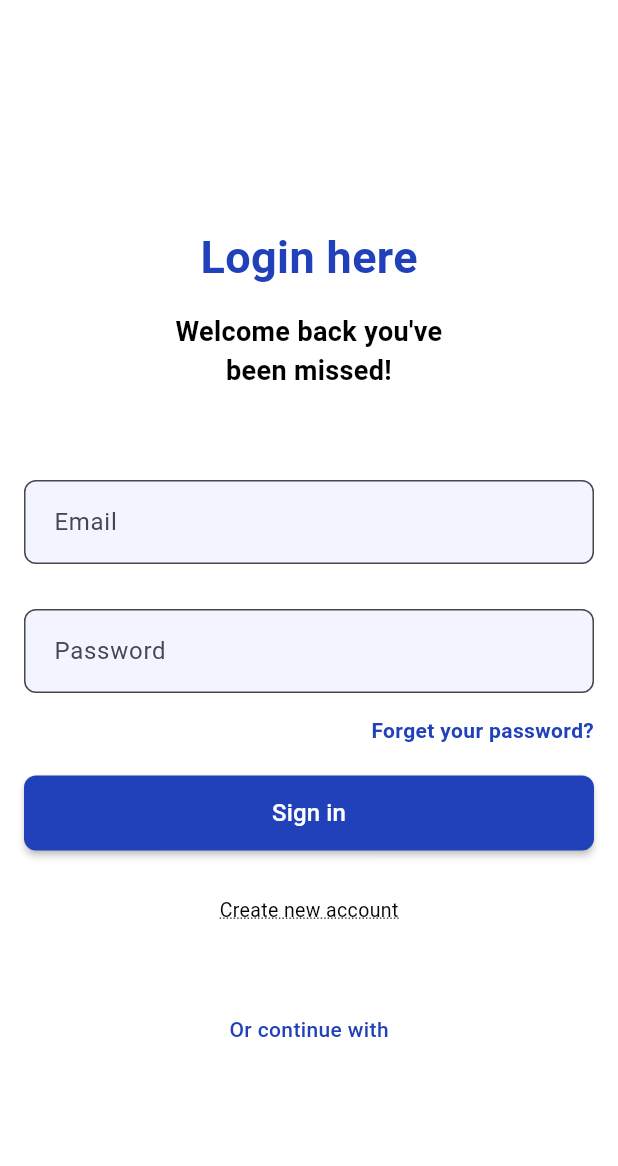
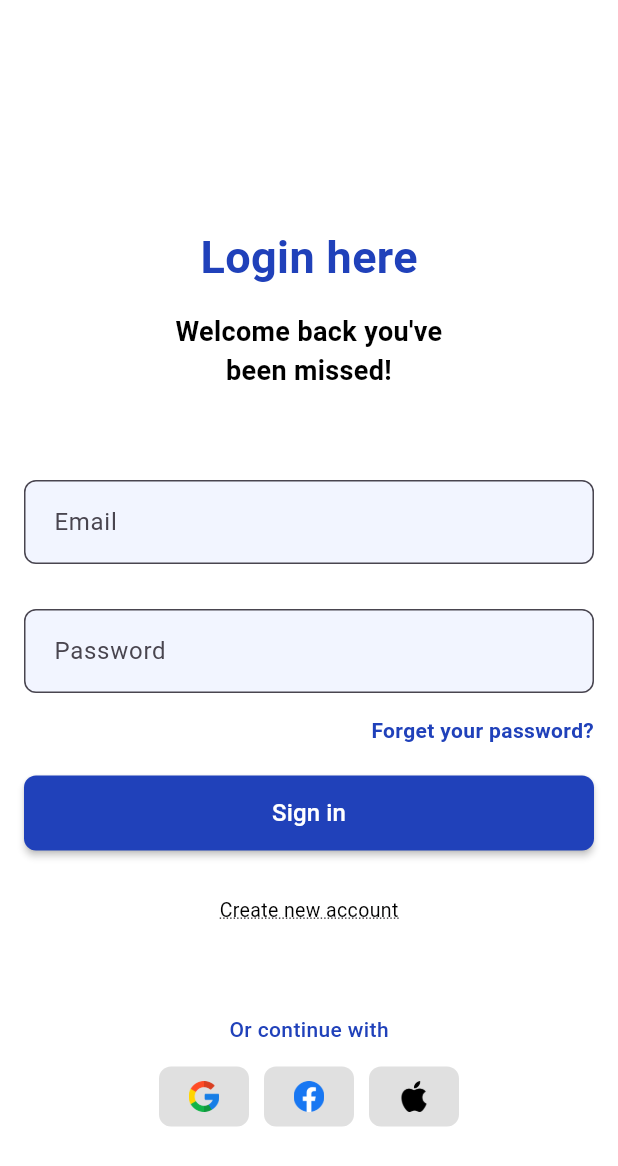
Before and after one commit to pankajseervi2604/Login-Page, a Flutter app: the Login screen opened by its route, on a phone screen of 412 x 824 dp. Shown: the top 1166 px of the screen. Run offline on Flutter 3.47's test engine with Material 3 defaults, Android fonts, the phone set to English and light mode, and no system bars; our stand-ins replace flutter_screenutil, lottie; network calls fail.

```diff
--- /dev/null
+++ b/lib/components/account_connection.dart
@@ -0,0 +1,31 @@
+import 'package:flutter/material.dart';
+import 'package:flutter_screenutil/flutter_screenutil.dart';
+
+class AccountConnection extends StatelessWidget {
+  final String imageId;
+  const AccountConnection({super.key, required this.imageId});
+
+  @override
+  Widget build(BuildContext context) {
+    return InkWell(
+      splashColor: Colors.black,
+      customBorder: RoundedRectangleBorder(
+        borderRadius: BorderRadius.circular(8.r),
+      ),
+      onTap: () {},
+      child: Container(
+        height: 40.h,
+        width: 60.w,
+        decoration: BoxDecoration(
+          shape: BoxShape.rectangle,
+          borderRadius: BorderRadius.circular(8.r),
+          color: Colors.grey[300],
+        ),
+        child: Image.asset(
+          imageId,
+          scale: 25,
+        ),
+      ),
+    );
+  }
+}
--- a/lib/login.dart
+++ b/lib/login.dart
@@ -1,6 +1,6 @@
+import 'package:firebase_practice_1/components/account_connection.dart';
 import 'package:flutter/material.dart';
 import 'package:flutter_screenutil/flutter_screenutil.dart';
-
 
 class Login extends StatelessWidget {
   const Login({super.key});
@@ -9,7 +9,8 @@ class Login extends StatelessWidget {
   Widget build(BuildContext context) {
     return Scaffold(
       backgroundColor: Colors.white,
-      body: Column(
+      body: SingleChildScrollView(
+        child: Column(
           children: [
             Padding(
               padding: EdgeInsets.only(left: 30.r, right: 30.r, top: 150.r),
@@ -117,11 +118,14 @@ class Login extends StatelessWidget {
                   ),
                   Align(
                     alignment: Alignment.centerRight,
+                    child: GestureDetector(
+                      onTap: () {},
                       child: Text(
                         "Forget your password?",
                         style: TextStyle(
                           color: Color.fromRGBO(32, 65, 186, 1),
                           fontWeight: FontWeight.bold,
+                        ),
                       ),
                     ),
                   ),
@@ -175,16 +179,32 @@ class Login extends StatelessWidget {
                       fontWeight: FontWeight.w500,
                     ),
                   ),
-                SizedBox(height: 10.h,),
+                  SizedBox(
+                    height: 15.h,
+                  ),
                   Row(
+                    mainAxisAlignment: MainAxisAlignment.spaceEvenly,
+                    mainAxisSize: MainAxisSize.min,
                     children: [
-
+                      AccountConnection(imageId: "assets/image/google.png"),
+                      SizedBox(
+                        width: 10.h,
+                      ),
+                      AccountConnection(imageId: "assets/image/facebook.png"),
+                      SizedBox(
+                        width: 10.h,
+                      ),
+                      AccountConnection(imageId: "assets/image/apple.png"),
                     ],
                   ),
                 ],
               ),
             ),
+            SizedBox(
+              height: 20.h,
+            ),
           ],
+        ),
       ),
     );
   }
--- a/lib/main.dart
+++ b/lib/main.dart
@@ -24,7 +24,7 @@ class MyApp extends StatelessWidget {
         return MaterialApp(
           debugShowMaterialGrid: true,
           debugShowCheckedModeBanner: false,
-          initialRoute: "/login",
+          initialRoute: "/index",
           routes: {
             "/index": (context) => IndexScreen(),
             "/login": (context) => Login(),
--- a/lib/register.dart
+++ b/lib/register.dart
@@ -5,6 +5,13 @@ class Register extends StatelessWidget {
 
   @override
   Widget build(BuildContext context) {
-    return const Placeholder();
+    return Scaffold(
+      backgroundColor: Colors.white,
+      body: Column(
+        children: [
+
+        ],
+      ),
+    );
   }
 }
--- a/pubspec.yaml
+++ b/pubspec.yaml
@@ -59,8 +59,8 @@ flutter:
   uses-material-design: true
 
   # To add assets to your application, add an assets section, like this:
-  # assets:
-  #   - assets/illusturation/illusturation1.json
+  assets:
+    - assets/image/
 
   # An image asset can refer to one or more resolution-specific "variants", see
   # https://flutter.dev/to/resolution-aware-images
```
Also changed, not shown: assets/image/apple.png (added), assets/image/facebook.png (added), assets/image/google.png (added). Lines whose indentation alone changed are shown as unchanged.
